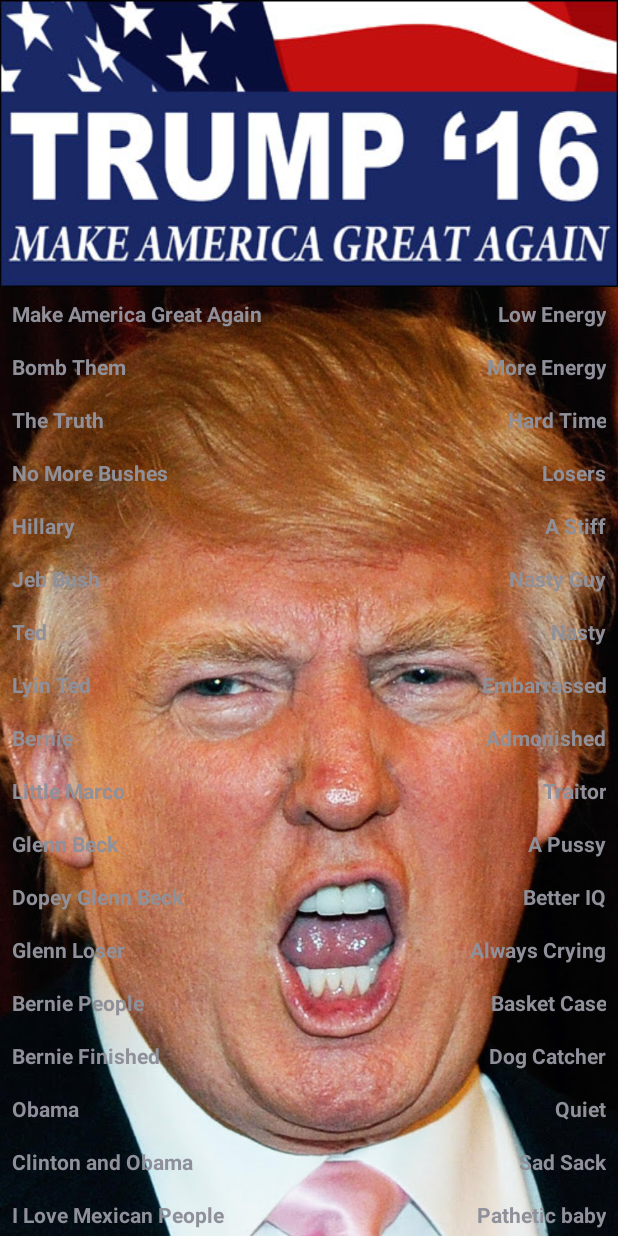
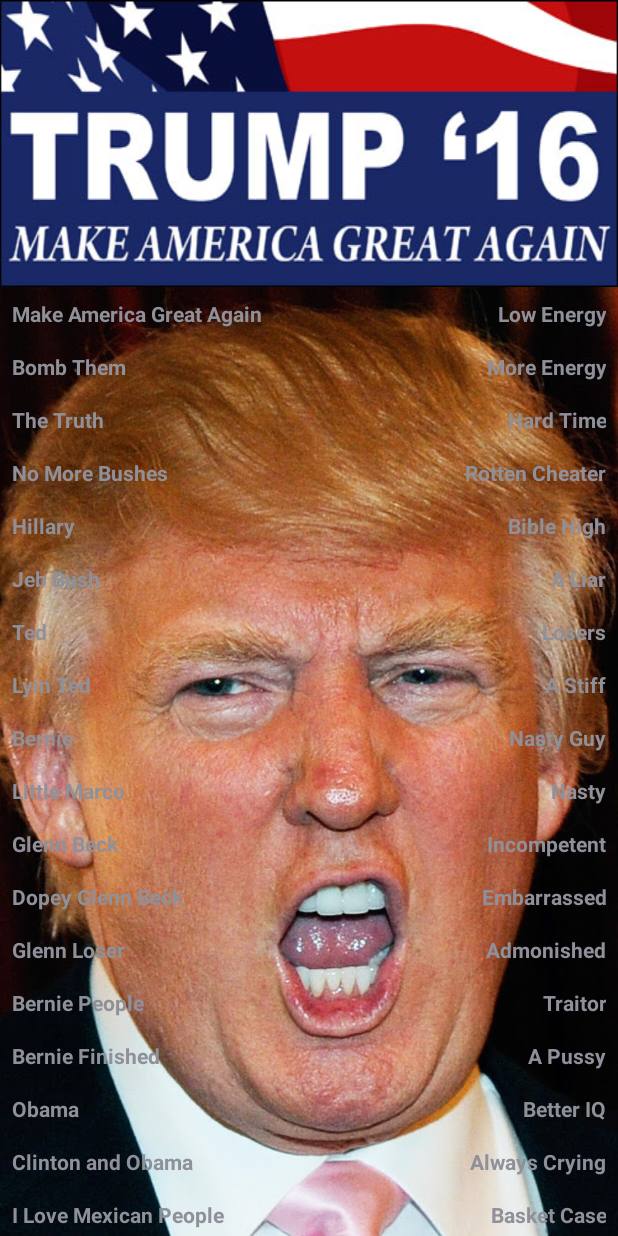
Before and after one commit to trumpapp/TrumpSoundboard, an Android app: the screen it shows after launch (MainActivity), on a phone screen of 412 x 824 dp. Run offline under Robolectric (Android 15) with nearby library versions, the phone set to English and light mode, and no system bars.

Commit message:
Lyin' Ted Edition

```diff
--- a/TrumpSoundboard/app/src/main/res/values/list_view_arrays.xml
+++ b/TrumpSoundboard/app/src/main/res/values/list_view_arrays.xml
@@ -45,17 +45,25 @@
             <item >@string/believe_me</item>
             <item >@string/understand</item>
             <item >@string/i_will_tell_you</item>
+            <item >@string/the_story</item>
             <item >@string/air_horn</item>
+            <item >@string/ooh</item>
+            <item >@string/bing_bong</item>
+            <item >@string/bye_bye</item>
         </string-array>
 
         <string-array name="portrait_end">
             <item >@string/low_energy</item>
             <item >@string/more_energy_button</item>
             <item >@string/hard_time_button</item>
+            <item >@string/rotten_cheater</item>
+            <item >@string/bible_high</item>
+            <item >@string/a_liar</item>
             <item >@string/losers</item>
             <item >@string/a_stiff</item>
             <item >@string/nasty_guy_button</item>
             <item >@string/nasty</item>
+            <item >@string/incompetent</item>
             <item >@string/embarrassed</item>
             <item >@string/admonished</item>
             <item >@string/traitor</item>
--- a/TrumpSoundboard/app/src/main/res/values/strings.xml
+++ b/TrumpSoundboard/app/src/main/res/values/strings.xml
@@ -123,4 +123,12 @@
     <string name="pathetic_baby">Pathetic baby</string>
     <string name="whos_gonna_pay">Who is gonna pay</string>
     <string name="understand">Understand</string>
+    <string name="rotten_cheater">Rotten Cheater</string>
+    <string name="ooh">Ooh</string>
+    <string name="a_liar">A Liar</string>
+    <string name="bible_high">Bible High</string>
+    <string name="bye_bye">Bye bye</string>
+    <string name="bing_bong">Bing Bong</string>
+    <string name="incompetent">Incompetent</string>
+    <string name="the_story">The Story</string>
 </resources>
```
Also changed, not shown: 9 other files.
